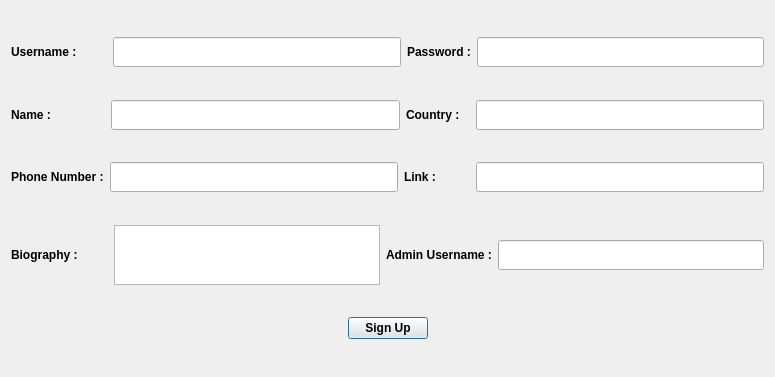
This is FinalProject/Tweeterak/o_signup.ui in amirhosseinbt/FinalProject_AP as Qt 5 draws it before an edit. The edited form follows.
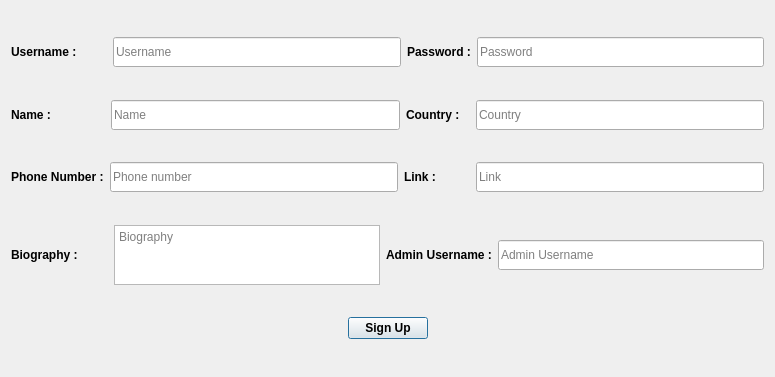
This is the edited form.

```diff
--- a/FinalProject/Tweeterak/o_signup.ui
+++ b/FinalProject/Tweeterak/o_signup.ui
@@ -61,6 +61,9 @@
          <height>30</height>
         </size>
        </property>
+       <property name="placeholderText">
+        <string>Username</string>
+       </property>
       </widget>
      </item>
      <item>
@@ -104,6 +107,9 @@
        <property name="echoMode">
         <enum>QLineEdit::Password</enum>
        </property>
+       <property name="placeholderText">
+        <string>Password</string>
+       </property>
       </widget>
      </item>
     </layout>
@@ -161,6 +167,9 @@
          <height>30</height>
         </size>
        </property>
+       <property name="placeholderText">
+        <string>Name</string>
+       </property>
       </widget>
      </item>
      <item>
@@ -201,6 +210,9 @@
          <height>30</height>
         </size>
        </property>
+       <property name="placeholderText">
+        <string>Country</string>
+       </property>
       </widget>
      </item>
     </layout>
@@ -258,6 +270,9 @@
          <height>30</height>
         </size>
        </property>
+       <property name="placeholderText">
+        <string>Phone number</string>
+       </property>
       </widget>
      </item>
      <item>
@@ -298,6 +313,9 @@
          <height>30</height>
         </size>
        </property>
+       <property name="placeholderText">
+        <string>Link</string>
+       </property>
       </widget>
      </item>
     </layout>
@@ -349,6 +367,9 @@
          <height>60</height>
         </size>
        </property>
+       <property name="placeholderText">
+        <string>Biography</string>
+       </property>
       </widget>
      </item>
      <item>
@@ -389,6 +410,9 @@
          <height>30</height>
         </size>
        </property>
+       <property name="placeholderText">
+        <string>Admin Username</string>
+       </property>
       </widget>
      </item>
     </layout>
```
